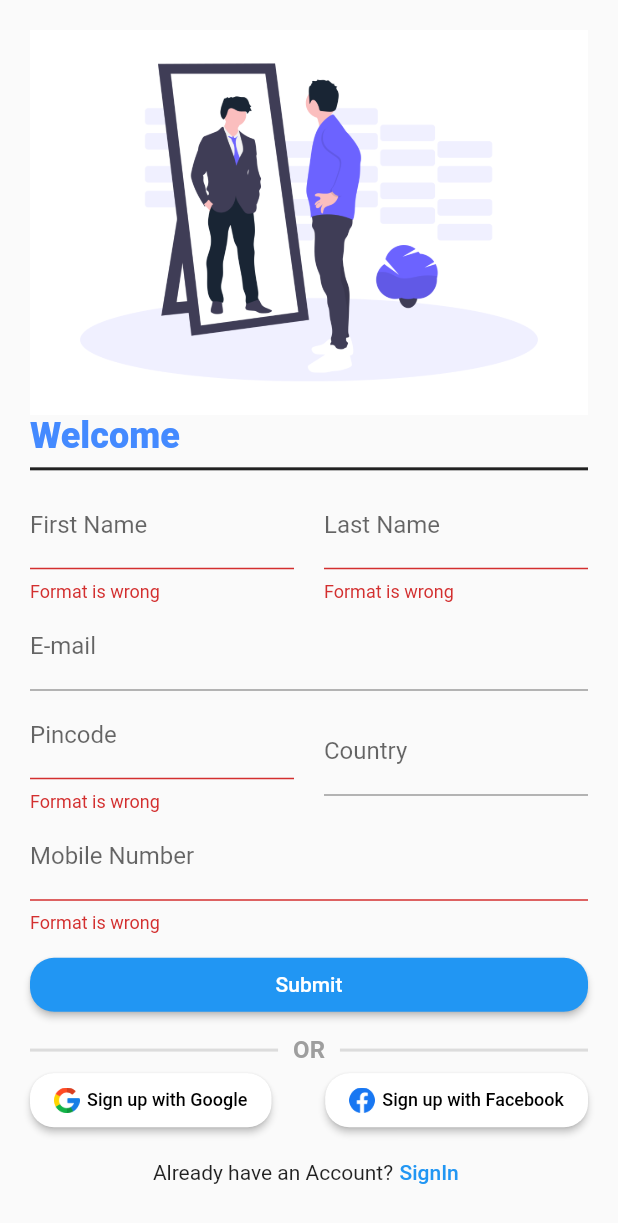
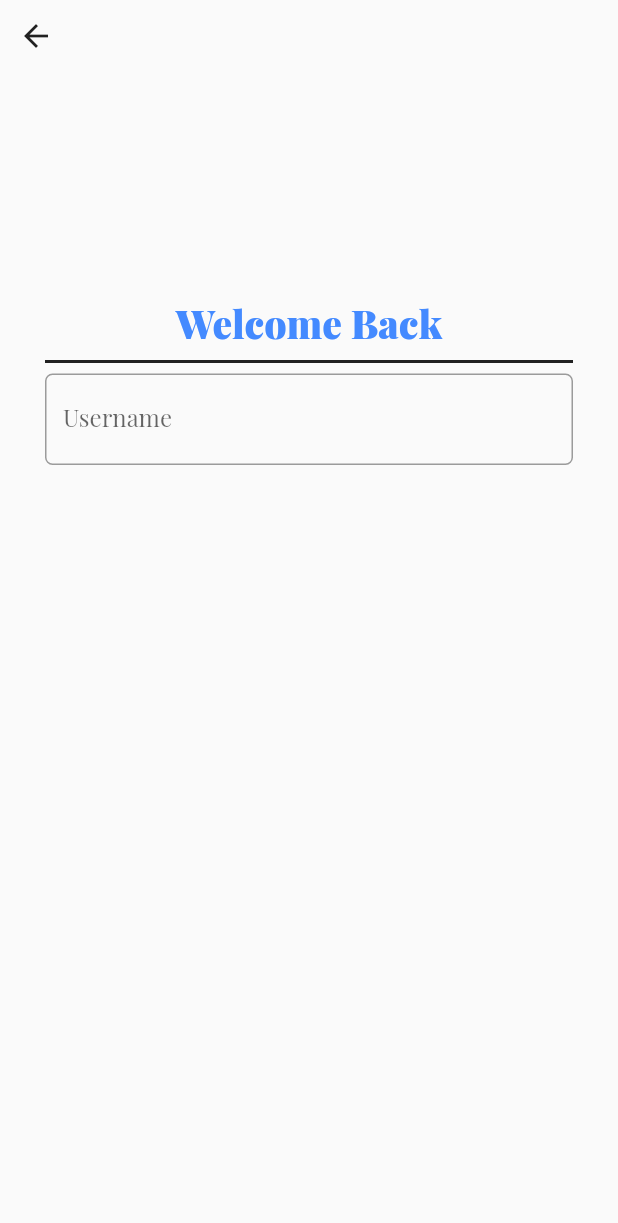
Before and after one commit to RahulChaudhary-07/5ive-to-9ine, a Flutter app: the screen it shows after launch, after a tap on "Submit", after a tap on "SignIn", on a phone screen of 412 x 824 dp. Shown: the top 1223 px of the screen. Run offline on Flutter 3.47's test engine with Material 2 defaults, Android fonts, the phone set to English and light mode, and no system bars; our stand-ins replace google_fonts.

Commit message:
fourth commit

```diff
--- a/lib/main.dart
+++ b/lib/main.dart
@@ -1,6 +1,9 @@
 import 'package:flutter/material.dart';
-import 'package:internship_5to9_1/screens/loginScreen.dart';
+import 'package:internship_5to9_1/screens/SignInScreen.dart';
+import 'package:internship_5to9_1/screens/homeScreen.dart';
+import 'package:internship_5to9_1/screens/SignUpScreen.dart';
 import 'package:internship_5to9_1/screens/splashScreen.dart';
+import 'package:internship_5to9_1/theme/theme.dart';
 
 void main() {
   runApp(MyApp());
@@ -17,11 +20,16 @@ class _MyAppState extends State<MyApp> {
   @override
   Widget build(BuildContext context) {
     return MaterialApp(
+      debugShowCheckedModeBanner: false,
+      theme: getMaterialApp(context),
+      // themeMode: ThemeMode.dark,
+      // darkTheme: ThemeData.dark(),
       initialRoute: '/initial',
       routes: {
         '/initial': (context) => SplashScreen(),
+        '/home': (context) => HomeScreen(),
       },
-      home: LoginScreen(),
+      home: SignUpScreen(),
     );
   }
 }
--- /dev/null
+++ b/lib/screens/SignInScreen.dart
@@ -0,0 +1,69 @@
+import 'package:flutter/material.dart';
+import 'package:internship_5to9_1/screens/SignUpScreen.dart';
+
+class SignInScreen extends StatefulWidget {
+  const SignInScreen({Key? key}) : super(key: key);
+
+  @override
+  State<SignInScreen> createState() => _SignInScreenState();
+}
+
+class _SignInScreenState extends State<SignInScreen> {
+  final _formKey = GlobalKey<FormState>();
+  @override
+  Widget build(BuildContext context) {
+    return Scaffold(
+      body: Form(
+        key: _formKey,
+        child: ListView(
+          children: [
+            Row(
+              children: [
+                IconButton(
+                    onPressed: () {
+                      Navigator.pop(
+                        context,
+                        MaterialPageRoute(
+                          builder: ((context) => SignUpScreen()),
+                        ),
+                      );
+                    },
+                    icon: Icon(Icons.arrow_back)),
+              ],
+            ),
+            Padding(
+              padding: const EdgeInsets.symmetric(vertical: 150, horizontal: 30),
+              child: Column(
+                children: [
+                  Text(
+                    "Welcome Back",
+                    style: TextStyle(
+                      color: Colors.blueAccent,
+                      fontSize: 26,
+                      fontWeight: FontWeight.w900,
+                    ),
+                  ),
+                  Divider(
+                    color: Colors.black87,
+                    thickness: 2,
+                  ),
+                  Column(
+                    children: [
+                      TextFormField(
+                        decoration: InputDecoration(
+                          border: OutlineInputBorder(borderRadius: BorderRadius.circular(5)),
+                          hintText: 'Username',
+                          labelText: "Username",
+                        ),
+                      ),
+                    ],
+                  ),
+                ],
+              ),
+            )
+          ],
+        ),
+      ),
+    );
+  }
+}
--- /dev/null
+++ b/lib/screens/SignUpScreen.dart
@@ -0,0 +1,251 @@
+import 'package:flutter/material.dart';
+
+import 'package:internship_5to9_1/screens/SignInScreen.dart';
+import 'package:internship_5to9_1/screens/homeScreen.dart';
+
+class SignUpScreen extends StatefulWidget {
+  const SignUpScreen({Key? key}) : super(key: key);
+
+  @override
+  State<SignUpScreen> createState() => _SignUpScreenState();
+}
+
+class _SignUpScreenState extends State<SignUpScreen> {
+  final _formKey = GlobalKey<FormState>();
+  @override
+  Widget build(BuildContext context) {
+    return Scaffold(
+      body: Form(
+        key: _formKey,
+        child: ListView(
+          padding: EdgeInsets.all(20),
+          children: [
+            Image.asset(
+              "assets/images/loginPage_mirror.png",
+              fit: BoxFit.cover,
+            ),
+            Text(
+              "Welcome",
+              style: TextStyle(
+                color: Colors.blueAccent,
+                fontSize: 26,
+                fontWeight: FontWeight.w900,
+              ),
+            ),
+            Divider(
+              color: Colors.black87,
+              thickness: 2,
+            ),
+            Row(
+              children: [
+                NameWidget(name: "First Name"),
+                SizedBox(width: 20),
+                NameWidget(name: "Last Name"),
+              ],
+            ),
+            AddressWidget(label: "E-mail"),
+
+            // Row(
+            //   children: [
+            //     Expanded(
+            //       // flex: 3,
+            //       child: TextFormField(
+            //         decoration: InputDecoration(
+            //           labelText: "Pincode",
+            //         ),
+            //         validator: (value) {
+            //           if (value!.isEmpty || !RegExp(r'^[a-z A-Z]+$').hasMatch(value)) {
+            //             return "Format is wrong";
+            //           } else {
+            //             return null;
+            //           }
+            //         },
+            //       ),
+            //     ),
+            //     SizedBox(width: 20),
+            //     Expanded(
+            //       child: TextFormField(
+            //         decoration: InputDecoration(
+            //           labelText: "Country",
+            //         ),
+            //       ),
+            //     ),
+            //   ],
+            // ),
+            Expanded(
+              child: TextFormField(
+                inputFormatters: [],
+                decoration: InputDecoration(
+                  labelText: "Mobile Number",
+                ),
+                validator: (value) {
+                  if (value!.isEmpty || !RegExp('[0-9]').hasMatch(value)) {
+                    return "Format is wrong";
+                  } else {
+                    return null;
+                  }
+                },
+              ),
+            ),
+            SizedBox(height: 10),
+            ElevatedButton(
+              onPressed: () {
+                Navigator.push(
+                  context,
+                  MaterialPageRoute(
+                    builder: ((context) => HomeScreen()),
+                  ),
+                );
+                if (_formKey.currentState!.validate()) {
+                  print('validated');
+                }
+              },
+              child: Text('Submit'),
+              style: ButtonStyle(
+                shape: MaterialStateProperty.all<RoundedRectangleBorder>(
+                  RoundedRectangleBorder(
+                    borderRadius: BorderRadius.circular(16),
+                  ),
+                ),
+              ),
+            ),
+
+            SizedBox(height: 10),
+            Row(
+              children: [
+                Expanded(child: Divider(thickness: 2)),
+                SizedBox(width: 10),
+                Text(
+                  "OR",
+                  style: TextStyle(
+                    fontSize: 16,
+                    fontWeight: FontWeight.bold,
+                    color: Colors.grey.shade500,
+                  ),
+                ),
+                SizedBox(width: 10),
+                Expanded(child: Divider(thickness: 2)),
+              ],
+            ),
+
+            Row(
+              mainAxisAlignment: MainAxisAlignment.spaceBetween,
+              children: [
+                CommonButton(
+                  image: "google",
+                  title: "Google",
+                ),
+                CommonButton(
+                  image: "facebook",
+                  title: "Facebook",
+                ),
+              ],
+            ),
+            Row(
+              mainAxisAlignment: MainAxisAlignment.center,
+              children: [
+                Text("Already have an Account?"),
+                TextButton(
+                  onPressed: () {
+                    Navigator.push(
+                      context,
+                      MaterialPageRoute(
+                        builder: ((context) => SignInScreen()),
+                      ),
+                    );
+                  },
+                  child: Text("SignIn"),
+                  style: TextButton.styleFrom(
+                    minimumSize: Size.zero,
+                    padding: EdgeInsets.zero,
+                  ),
+                ),
+              ],
+            ),
+          ],
+        ),
+      ),
+    );
+  }
+}
+
+class CommonButton extends StatelessWidget {
+  final String image, title;
+
+  const CommonButton({
+    required this.image,
+    required this.title,
+    Key? key,
+  }) : super(key: key);
+
+  @override
+  Widget build(BuildContext context) {
+    return ElevatedButton(
+      onPressed: () {},
+      child: Row(
+        children: [
+          Image.asset(
+            "assets/images/$image.png",
+            scale: 30,
+          ),
+          SizedBox(
+            width: 5,
+          ),
+          Text(
+            "Sign up with $title",
+            style: TextStyle(color: Colors.black, fontSize: 12),
+          ),
+        ],
+      ),
+      style: ButtonStyle(
+        shape: MaterialStateProperty.all<RoundedRectangleBorder>(
+          RoundedRectangleBorder(
+            borderRadius: BorderRadius.circular(16),
+          ),
+        ),
+        backgroundColor: MaterialStateProperty.all(Colors.white),
+      ),
+    );
+  }
+}
+
+class NameWidget extends StatelessWidget {
+  final String? name;
+  const NameWidget({
+    Key? key,
+    this.name,
+  }) : super(key: key);
+
+  @override
+  Widget build(BuildContext context) {
+    return Expanded(
+      child: TextFormField(
+        decoration: InputDecoration(
+          labelText: name,
+        ),
+        validator: (value) {
+          if (value!.isEmpty || !RegExp(r'^[a-z A-Z]+$').hasMatch(value)) {
+            return "Format is wrong";
+          } else {
+            return null;
+          }
+        },
+      ),
+    );
+  }
+}
+
+class AddressWidget extends StatelessWidget {
+  final String? label;
+  const AddressWidget({
+    Key? key,
+    this.label,
+  }) : super(key: key);
+
+  @override
+  Widget build(BuildContext context) {
+    return TextFormField(
+      decoration: InputDecoration(labelText: label),
+    );
+  }
+}
--- a/lib/screens/homeScreen.dart
+++ b/lib/screens/homeScreen.dart
@@ -1,5 +1,5 @@
 import 'package:flutter/material.dart';
-import 'package:internship_5to9_1/screens/loginScreen.dart';
+import 'package:internship_5to9_1/screens/SignUpScreen.dart';
 
 class HomeScreen extends StatelessWidget {
   const HomeScreen({Key? key}) : super(key: key);
@@ -14,7 +14,7 @@ class HomeScreen extends StatelessWidget {
                 Navigator.pop(
                   context,
                   MaterialPageRoute(
-                    builder: ((context) => LoginScreen()),
+                    builder: ((context) => SignUpScreen()),
                   ),
                 );
               },
--- a/lib/screens/loginScreen.dart
+++ /dev/null
@@ -1,250 +0,0 @@
-import 'package:flutter/material.dart';
-import 'package:google_fonts/google_fonts.dart';
-import 'package:internship_5to9_1/screens/homeScreen.dart';
-
-class LoginScreen extends StatefulWidget {
-  const LoginScreen({Key? key}) : super(key: key);
-
-  @override
-  State<LoginScreen> createState() => _LoginScreenState();
-}
-
-class _LoginScreenState extends State<LoginScreen> {
-  final _formKey = GlobalKey<FormState>();
-  @override
-  Widget build(BuildContext context) {
-    return MaterialApp(
-      debugShowCheckedModeBanner: false,
-      theme: ThemeData(primaryTextTheme: GoogleFonts.playfairDisplayTextTheme()),
-      home: Scaffold(
-        body: Form(
-          key: _formKey,
-          child: ListView(
-            padding: EdgeInsets.all(20),
-            children: [
-              Image.asset(
-                "assets/images/loginPage_mirror.png",
-                fit: BoxFit.cover,
-              ),
-              Text(
-                "Welcome",
-                style: TextStyle(
-                  color: Colors.blueAccent,
-                  fontSize: 24,
-                  fontWeight: FontWeight.w900,
-                ),
-              ),
-              Divider(
-                color: Colors.black87,
-                thickness: 2,
-              ),
-              Row(
-                children: [
-                  NameWidget(name: "First Name"),
-                  SizedBox(width: 20),
-                  NameWidget(name: "Last Name"),
-                ],
-              ),
-              AddressWidget(label: "E-mail"),
-
-              Row(
-                children: [
-                  Expanded(
-                    // flex: 3,
-                    child: TextFormField(
-                      decoration: InputDecoration(
-                        labelText: "Pincode",
-                      ),
-                      validator: (value) {
-                        if (value!.isEmpty || !RegExp(r'^[a-z A-Z]+$').hasMatch(value)) {
-                          return "Format is wrong";
-                        } else {
-                          return null;
-                        }
-                      },
-                    ),
-                  ),
-                  SizedBox(width: 20),
-                  Expanded(
-                    child: TextFormField(
-                      decoration: InputDecoration(
-                        labelText: "Country",
-                      ),
-                    ),
-                  ),
-                ],
-              ),
-              Expanded(
-                child: TextFormField(
-                  inputFormatters: [],
-                  decoration: InputDecoration(
-                    labelText: "Mobile Number",
-                  ),
-                  validator: (value) {
-                    if (value!.isEmpty || !RegExp('[0-9]').hasMatch(value)) {
-                      return "Format is wrong";
-                    } else {
-                      return null;
-                    }
-                  },
-                ),
-              ),
-              SizedBox(height: 10),
-              ElevatedButton(
-                onPressed: () {
-                  Navigator.push(
-                    context,
-                    MaterialPageRoute(
-                      builder: ((context) => HomeScreen()),
-                    ),
-                  );
-                  if (_formKey.currentState!.validate()) {
-                    print('validated');
-                  } else {
-                    print("format is not correct");
-                  }
-                },
-                child: Text('Submit'),
-                style: ButtonStyle(
-                  shape: MaterialStateProperty.all<RoundedRectangleBorder>(
-                    RoundedRectangleBorder(
-                      borderRadius: BorderRadius.circular(16),
-                    ),
-                  ),
-                ),
-              ),
-              // Spacer(),
-              SizedBox(height: 10),
-              Row(
-                children: [
-                  Expanded(child: Divider(thickness: 2)),
-                  SizedBox(width: 10),
-                  Text(
-                    "OR",
-                    style: TextStyle(
-                      fontSize: 16,
-                      fontWeight: FontWeight.bold,
-                      color: Colors.grey.shade500,
-                    ),
-                  ),
-                  SizedBox(width: 10),
-                  Expanded(child: Divider(thickness: 2)),
-                ],
-              ),
-
-              Row(
-                mainAxisAlignment: MainAxisAlignment.spaceBetween,
-                children: [
-                  CommonButton(
-                    image: "google",
-                    title: "Google",
-                  ),
-                  CommonButton(
-                    image: "facebook",
-                    title: "Facebook",
-                  ),
-                ],
-              ),
-              Row(
-                mainAxisAlignment: MainAxisAlignment.center,
-                // crossAxisAlignment: CrossAxisAlignment.end,
-                children: [
-                  Text("Already have an Account?"),
-                  TextButton(
-                    onPressed: () {},
-                    child: Text("SignIn"),
-                    style: TextButton.styleFrom(
-                      minimumSize: Size.zero,
-                      padding: EdgeInsets.zero,
-                    ),
-                  ),
-                ],
-              ),
-            ],
-          ),
-        ),
-      ),
-    );
-  }
-}
-
-class CommonButton extends StatelessWidget {
-  final String image, title;
-
-  const CommonButton({
-    required this.image,
-    required this.title,
-    Key? key,
-  }) : super(key: key);
-
-  @override
-  Widget build(BuildContext context) {
-    return ElevatedButton(
-      onPressed: () {},
-      child: Row(
-        children: [
-          Image.asset(
-            "assets/images/$image.png",
-            scale: 30,
-          ),
-          SizedBox(
-            width: 5,
-          ),
-          Text(
-            "Sign up with $title",
-            style: TextStyle(color: Colors.black, fontSize: 12),
-          ),
-        ],
-      ),
-      style: ButtonStyle(
-        shape: MaterialStateProperty.all<RoundedRectangleBorder>(
-          RoundedRectangleBorder(
-            borderRadius: BorderRadius.circular(16),
-          ),
-        ),
-        backgroundColor: MaterialStateProperty.all(Colors.white),
-      ),
-    );
-  }
-}
-
-class NameWidget extends StatelessWidget {
-  final String? name;
-  const NameWidget({
-    Key? key,
-    this.name,
-  }) : super(key: key);
-
-  @override
-  Widget build(BuildContext context) {
-    return Expanded(
-      child: TextFormField(
-        decoration: InputDecoration(
-          labelText: name,
-        ),
-        validator: (value) {
-          if (value!.isEmpty || !RegExp(r'^[a-z A-Z]+$').hasMatch(value)) {
-            return "Format is wrong";
-          } else {
-            return null;
-          }
-        },
-      ),
-    );
-  }
-}
-
-class AddressWidget extends StatelessWidget {
-  final String? label;
-  const AddressWidget({
-    Key? key,
-    this.label,
-  }) : super(key: key);
-
-  @override
-  Widget build(BuildContext context) {
-    return TextFormField(
-      decoration: InputDecoration(labelText: label),
-    );
-  }
-}
--- a/lib/screens/splashScreen.dart
+++ b/lib/screens/splashScreen.dart
@@ -1,6 +1,6 @@
 import 'dart:async';
 import 'package:flutter/material.dart';
-import 'package:internship_5to9_1/screens/loginScreen.dart';
+import 'package:internship_5to9_1/screens/SignUpScreen.dart';
 
 class SplashScreen extends StatefulWidget {
   const SplashScreen({Key? key}) : super(key: key);
@@ -17,7 +17,7 @@ class _SplashScreenState extends State<SplashScreen> {
       Navigator.pushReplacement(
         context,
         MaterialPageRoute(
-          builder: ((context) => LoginScreen()),
+          builder: ((context) => SignUpScreen()),
         ),
       );
     });
--- a/lib/theme/theme.dart
+++ b/lib/theme/theme.dart
@@ -5,7 +5,7 @@ ThemeData getMaterialApp(context) {
   return ThemeData(
     textTheme: GoogleFonts.playfairDisplayTextTheme(Theme.of(context).textTheme).copyWith(
       headline6: GoogleFonts.playfairDisplay(
-        textStyle: TextStyle(fontWeight: FontWeight.w500),
+        textStyle: TextStyle(fontWeight: FontWeight.bold, color: Colors.red, backgroundColor: Colors.pink),
       ),
     ),
   );
```
